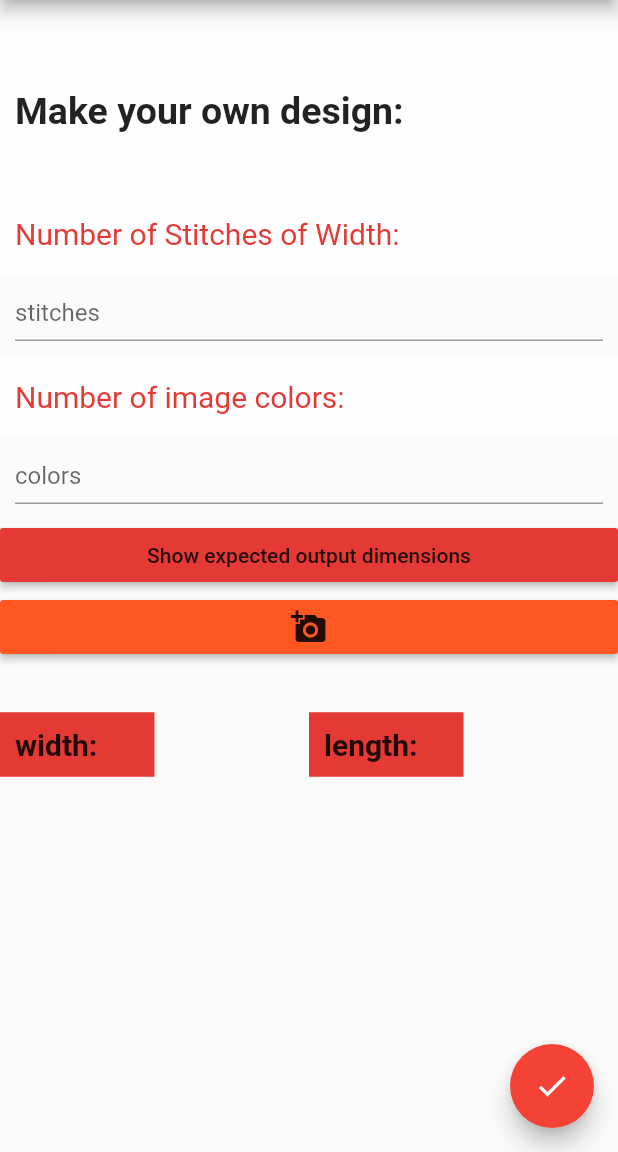
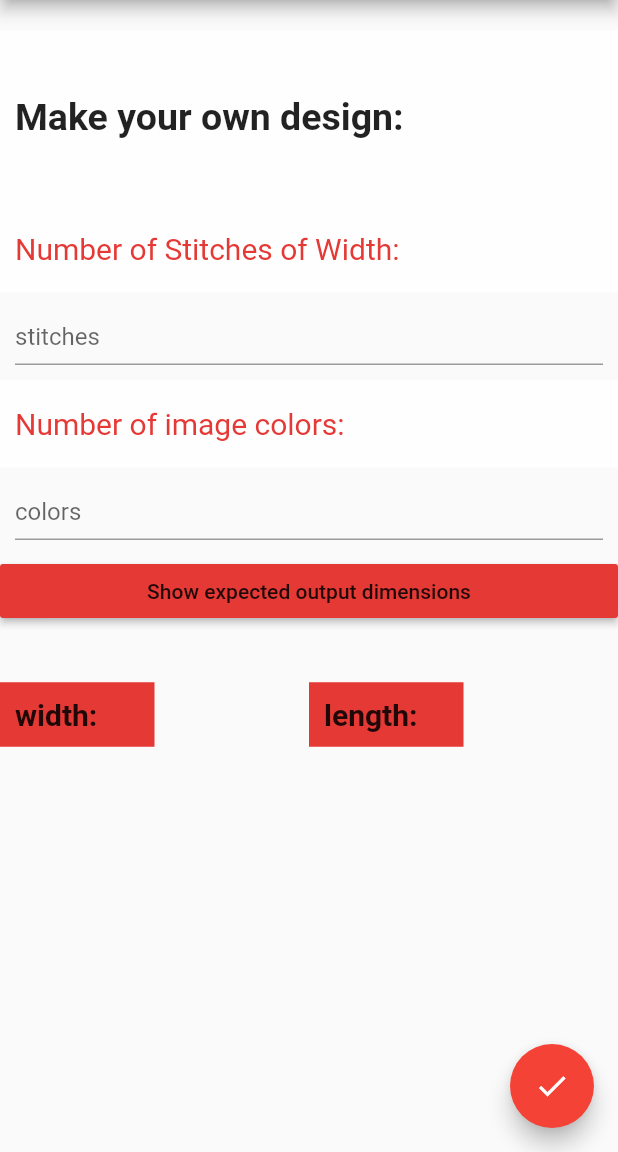
Before and after one commit to monaa12/Stitching-Art, a Flutter app: the output screen opened by its route, on a phone screen of 412 x 824 dp, the part 84-1236 px from its top. Run offline on Flutter 3.47's test engine with Material 2 defaults, Android fonts, the phone set to English and light mode, and no system bars; our stand-ins replace dio, image_cropper, image_picker.

Commit message:
Update num_stitches.dart

```diff
--- a/Frontend/flutter_app/lib/num_stitches.dart
+++ b/Frontend/flutter_app/lib/num_stitches.dart
@@ -76,7 +76,7 @@ class _outputState extends State<output> {
                     ),
                   ),
                 ),
-                ////henaaaa ya haiodaaa
+
               Expanded(
                 flex:1,
                 child: Container(
@@ -158,21 +158,6 @@ class _outputState extends State<output> {
               dim= uploadStitches(res,result);
                // _showOptions(context);
               }),
-          MaterialButton(
-              color: Colors.deepOrange,
-              child: Icon(
-                  Icons.add_a_photo
-              ),
-              //  child: Text(
-
-              //  "Device",
-              // style: TextStyle(color: Colors.white),
-              //),
-              onPressed: () {
-
-                dim= uploadStitches(res,result);
-              }
-          ),
 
           Expanded(
             flex:1,
```
